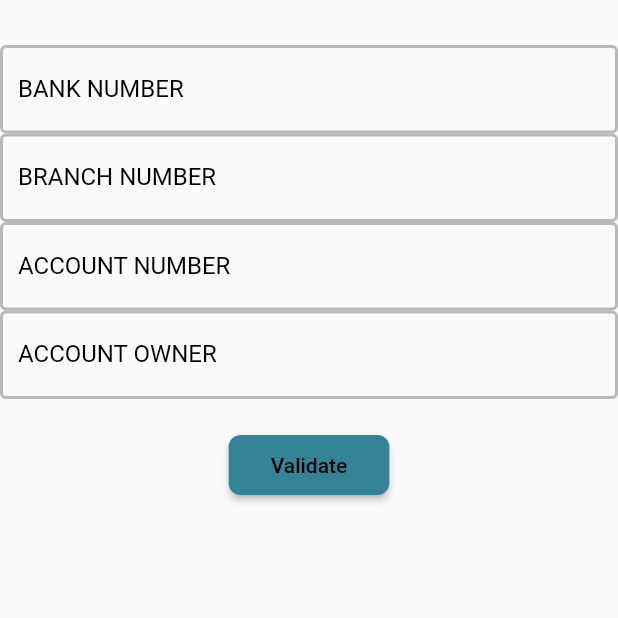
After one commit to irisk29/final_project_yroz, a Flutter app: the AddBankAccountScreen screen opened directly, on a phone screen of 412 x 824 dp, the top half of it. The commit adds this screen. Run offline on Flutter 3.47's test engine with Material 2 defaults, Android fonts, the phone set to English and light mode, and no system bars; our stand-ins replace flutter_credit_card, flutter_signin_button, geolocator, google_maps_flutter, im_stepper, image_picker and 3 more; missing offline and left inert: address_search_field, amplify_api, amplify_auth_cognito, amplify_core, amplify_datastore, amplify_flutter and 4 more.

Commit message:
add bank account

```diff
--- /dev/null
+++ b/lib/screens/add_bank_account_screen.dart
@@ -0,0 +1,133 @@
+import 'package:flutter/material.dart';
+import 'package:flutter_credit_card/credit_card_brand.dart';
+import 'package:flutter_credit_card/credit_card_form.dart';
+import 'package:flutter_credit_card/credit_card_model.dart';
+import 'package:flutter_credit_card/flutter_credit_card.dart';
+
+class AddBankAccountScreen extends StatefulWidget {
+  static const routeName = '/add-bank-account';
+
+  @override
+  State<StatefulWidget> createState() {
+    return AddBankAccountScreenState();
+  }
+}
+
+class AddBankAccountScreenState extends State<AddBankAccountScreen> {
+  String accountNumber = '';
+  String bankNumber = '';
+  String ownerName = '';
+  String branchNumber = '';
+  OutlineInputBorder? border;
+  final GlobalKey<FormState> formKey = GlobalKey<FormState>();
+
+  @override
+  void initState() {
+    border = OutlineInputBorder(
+      borderSide: BorderSide(
+        color: Colors.grey.withOpacity(0.7),
+        width: 2.0,
+      ),
+    );
+    super.initState();
+  }
+
+  @override
+  Widget build(BuildContext context) {
+    return Scaffold(
+      resizeToAvoidBottomInset: false,
+      body: Container(
+        child: SafeArea(
+          child: Column(
+            children: <Widget>[
+              const SizedBox(
+                height: 30,
+              ),
+              Expanded(
+                child: SingleChildScrollView(
+                  child: Column(
+                    children: <Widget>[
+                      TextFormField(
+                        initialValue: "",
+                        decoration:
+                          InputDecoration(
+                            labelText: 'BANK NUMBER',
+                            hintStyle: const TextStyle(color: Colors.black),
+                            labelStyle: const TextStyle(color: Colors.black),
+                            focusedBorder: border,
+                            enabledBorder: border,
+                          ),
+                      ),
+                      TextFormField(
+                        initialValue: "",
+                        decoration:
+                        InputDecoration(
+                          hintStyle: const TextStyle(color: Colors.black),
+                          labelStyle: const TextStyle(color: Colors.black),
+                          focusedBorder: border,
+                          enabledBorder: border,
+                          labelText: 'BRANCH NUMBER',
+                          hintText: 'XXX',
+                        ),
+                      ),
+                      TextFormField(
+                        initialValue: "",
+                        decoration:
+                        InputDecoration(
+                          hintStyle: const TextStyle(color: Colors.black),
+                          labelStyle: const TextStyle(color: Colors.black),
+                          focusedBorder: border,
+                          enabledBorder: border,
+                          labelText: 'ACCOUNT NUMBER',
+                        ),
+                      ),
+                      TextFormField(
+                        initialValue: "",
+                        decoration:
+                        InputDecoration(
+                          hintStyle: const TextStyle(color: Colors.black),
+                          labelStyle: const TextStyle(color: Colors.black),
+                          focusedBorder: border,
+                          enabledBorder: border,
+                          labelText: 'ACCOUNT OWNER',
+                        ),
+                      ),
+                      const SizedBox(
+                        height: 20,
+                      ),
+                      ElevatedButton(
+                        style: ElevatedButton.styleFrom(
+                          shape: RoundedRectangleBorder(
+                            borderRadius: BorderRadius.circular(8.0),
+                          ),
+                          primary: const Color(0xff348396),
+                        ),
+                        child: Container(
+                          margin: const EdgeInsets.all(12),
+                          child: const Text(
+                            'Validate',
+                            style: TextStyle(
+                              color: Colors.black,
+                            ),
+                          ),
+                        ),
+                        onPressed: () {
+                          if (formKey.currentState!.validate()) {
+                            print('valid!');
+                          } else {
+                            print('invalid!');
+                          }
+                          // TODO: CALL STUB
+                        },
+                      ),
+                    ],
+                  ),
+                ),
+              ),
+            ],
+          ),
+        ),
+      ),
+    );
+  }
+}
--- a/lib/screens/add_credit_card_screen.dart
+++ b/lib/screens/add_credit_card_screen.dart
@@ -196,6 +196,7 @@ class AddCreditCardScreenState extends State<AddCreditCardScreen> {
                             } else {
                               print('invalid!');
                             }
+                            // TODO: CALL STUB
                           },
                         ),
                       ],
--- a/lib/screens/cart_screen.dart
+++ b/lib/screens/cart_screen.dart
@@ -20,7 +20,6 @@ class _CartScreenState extends State<CartScreen> {
 
   @override
   void didChangeDependencies() {
-    // TODO: implement didChangeDependencies
     final routeArgs = ModalRoute.of(context)!.settings.arguments as Map<String, Object>;
     widget.storeID = routeArgs['store'] as String;
   }
--- a/lib/screens/categories_screen.dart
+++ b/lib/screens/categories_screen.dart
@@ -43,7 +43,6 @@ class _CategoriesScreenState extends State<CategoriesScreen> {
         // Update your UI with the desired changes.
       });
     }();
-    // TODO: implement didChangeDependencies
     super.didChangeDependencies();
   }
 
--- a/lib/screens/credit_cards_screen.dart
+++ b/lib/screens/credit_cards_screen.dart
@@ -43,7 +43,6 @@ class _CreditCardsScreenScreenState extends State<CreditCardsScreen> {
         // Update your UI with the desired changes.
       });
     }();
-    // TODO: implement didChangeDependencies
     super.didChangeDependencies();
   }
 
--- a/lib/screens/favorite_screen.dart
+++ b/lib/screens/favorite_screen.dart
@@ -64,7 +64,6 @@ class _FavoriteScreenState extends State<FavoriteScreen> {
         // Update your UI with the desired changes.
       });
     }();
-    // TODO: implement didChangeDependencies
     super.didChangeDependencies();
   }
 
--- a/lib/screens/manage_physical_store_screen.dart
+++ b/lib/screens/manage_physical_store_screen.dart
@@ -78,7 +78,7 @@ class _ManagePhysicalStoreScreenState extends State<ManagePhysicalStoreScreen> {
                     title: Text("Add Bank Account"),
                     trailing: Icon(Icons.keyboard_arrow_right),
                     onTap: () {
-                      //open change language
+                      //TODO: ADD FUNCTIONALITY
                     },
                   ),
                   _buildDivider(),
@@ -90,7 +90,7 @@ class _ManagePhysicalStoreScreenState extends State<ManagePhysicalStoreScreen> {
                     title: Text("Make Online Store"),
                     trailing: Icon(Icons.keyboard_arrow_right),
                     onTap: () {
-                      //open change location
+                      //TODO: ADD FUNCTIONALITY
                     },
                   ),
                   _buildDivider(),
@@ -102,11 +102,31 @@ class _ManagePhysicalStoreScreenState extends State<ManagePhysicalStoreScreen> {
                     title: Text("Edit Store"),
                     trailing: Icon(Icons.keyboard_arrow_right),
                     onTap: () {
-                      //open change language
+                      //TODO: ADD FUNCTIONALITY
                     },
                   ),
                 ],
               ),
+            ),
+            ElevatedButton(
+              style: ElevatedButton.styleFrom(
+                shape: RoundedRectangleBorder(
+                  borderRadius: BorderRadius.circular(8.0),
+                ),
+                primary: Colors.red,
+              ),
+              child: Container(
+                margin: const EdgeInsets.all(12),
+                child: const Text(
+                  'DELETE STORE',
+                  style: TextStyle(
+                    color: Colors.white,
+                  ),
+                ),
+              ),
+              onPressed: () {
+                //TODO: ADD FUNCTIONALITY
+              },
             ),
           ],
         ),
--- a/lib/screens/payment_screen.dart
+++ b/lib/screens/payment_screen.dart
@@ -13,7 +13,6 @@ class _PaymentScreenState extends State<PaymentScreen> {
 
   @override
   void didChangeDependencies() {
-    // TODO: implement didChangeDependencies
     final routeArgs = ModalRoute.of(context)!.settings.arguments as Map<String, Object>;
     widget.storeID = routeArgs['store'] as String;
   }
```
Also changed, not shown: lib/screens/manage_online_store_screen.dart (+4 -3 lines), lib/screens/category_screen.dart (indentation only), lib/screens/product_detail_screen.dart (indentation only).
